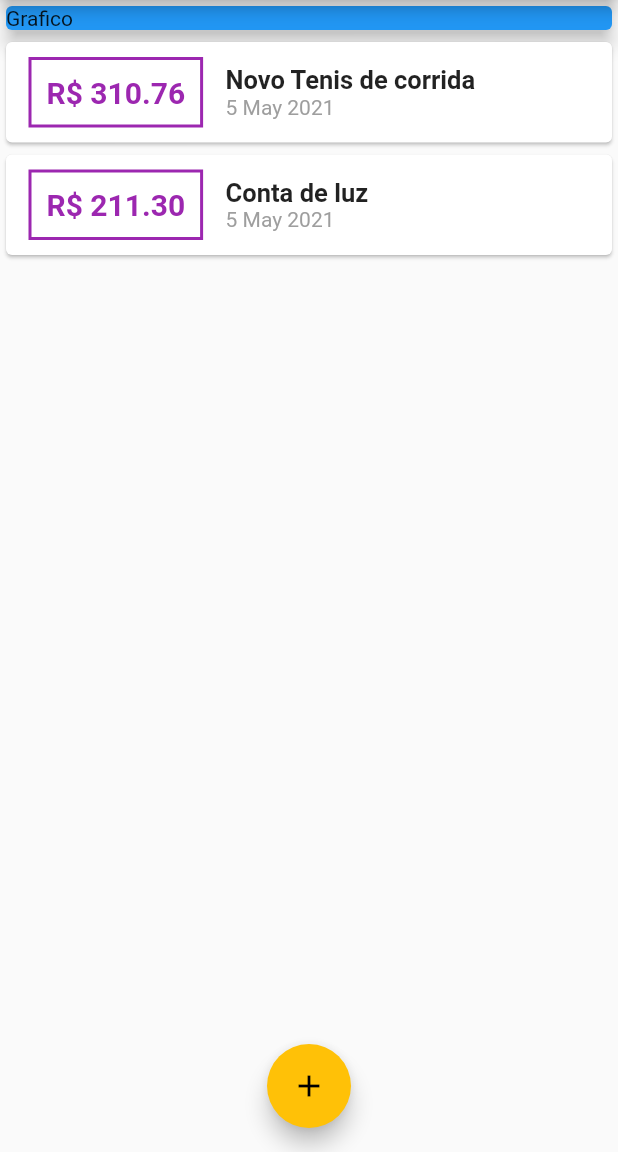
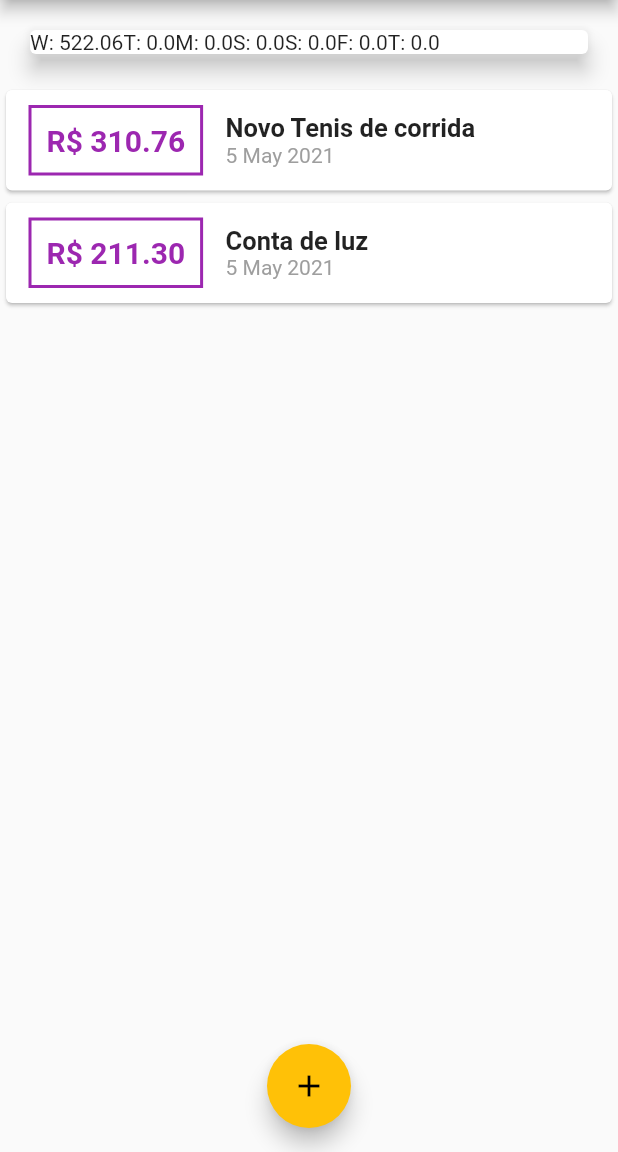
Before and after one commit to elizeurjr/MyExpenses, a Flutter app: the screen it shows after launch, on a phone screen of 412 x 824 dp, the part 84-1236 px from its top. Run offline on Flutter 3.47's test engine with Material 2 defaults, Android fonts, the phone set to English and light mode, and no system bars; Roboto replaces fonts that are missing (OpenSans, Quicksand).

Commit message:
integrated chart with main

```diff
--- a/lib/components/chart.dart
+++ b/lib/components/chart.dart
@@ -36,11 +36,14 @@ class Chart extends StatelessWidget {
 
   @override
   Widget build(BuildContext context) {
+    groupedTransactions;
     return Card(
       elevation: 6,
       margin: EdgeInsets.all(20),
       child: Row(
-        children: [],
+        children: groupedTransactions.map((tr) {
+          return Text('${tr['day']}: ${tr['value']}');
+        }).toList(),
       ),
     );
   }
--- /dev/null
+++ b/lib/components/chart_bar.dart
@@ -0,0 +1,8 @@
+import 'package:flutter/material.dart';
+
+class ChartBar extends StatelessWidget {
+  @override
+  Widget build(BuildContext context) {
+    return Container();
+  }
+}
--- a/lib/main.dart
+++ b/lib/main.dart
@@ -1,3 +1,4 @@
+import 'package:expenses/components/chart.dart';
 import 'package:expenses/components/transaction_form.dart';
 import 'package:flutter/material.dart';
 import 'dart:math';
@@ -57,6 +58,14 @@ class _MyHomePageState extends State<MyHomePage> {
     ),
   ];
 
+  List<Transaction> get _recentTransactions {
+    return _transactions.where((tr) {
+      return tr.date.isAfter(DateTime.now().subtract(
+        Duration(days: 7),
+      ));
+    }).toList();
+  }
+
   _addTransaction(String title, double value) {
     final newTransaction = Transaction(
       id: Random().nextDouble().toString(),
@@ -97,13 +106,7 @@ class _MyHomePageState extends State<MyHomePage> {
         child: Column(
           crossAxisAlignment: CrossAxisAlignment.stretch,
           children: <Widget>[
-            Container(
-              child: Card(
-                color: Colors.blue,
-                child: Text('Grafico'),
-                elevation: 5,
-              ),
-            ),
+            Chart(_recentTransactions),
             TransactionList(_transactions),
           ],
         ),
```
